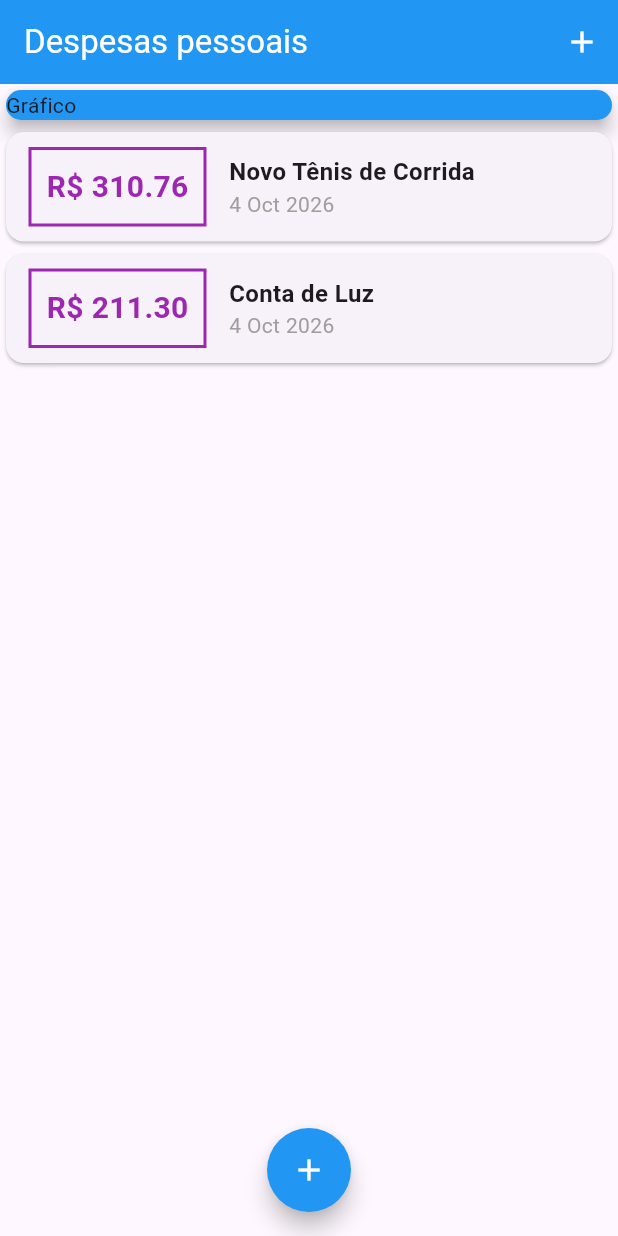
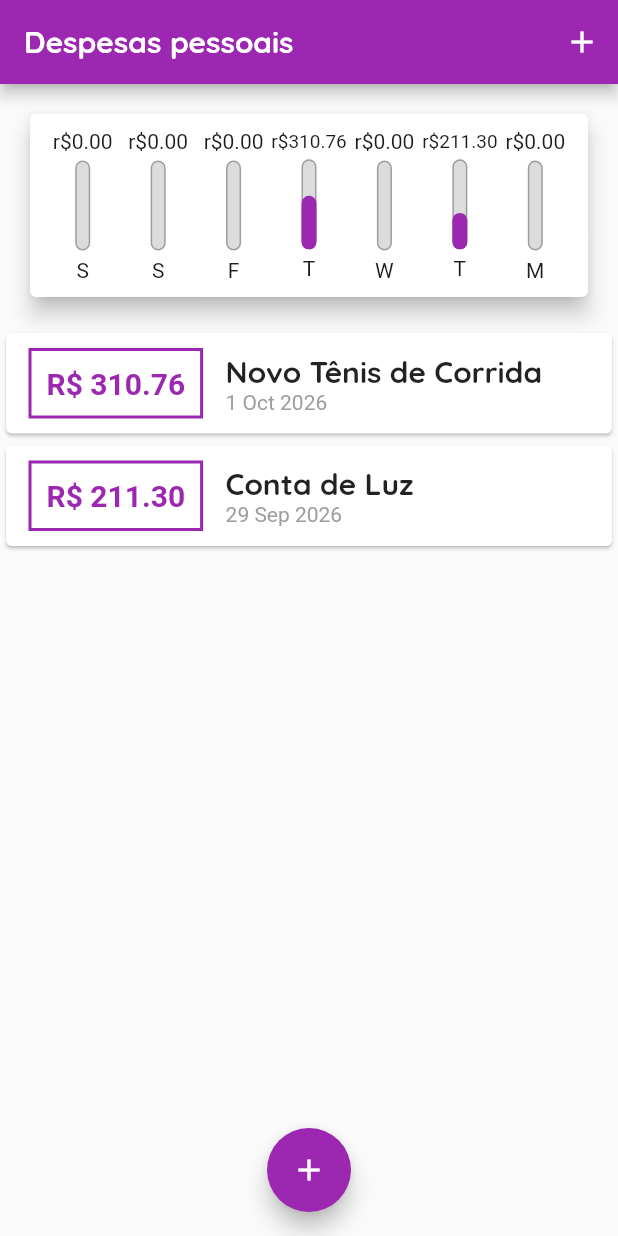
Before and after one commit to avrcoelho/flutter-learning, a Flutter app: the screen it shows after launch, on a phone screen of 412 x 824 dp. Run offline on Flutter 3.47's test engine with Material 3 defaults, Android fonts, the phone set to English and light mode, and no system bars.

Commit message:
feat: create chart component

```diff
--- /dev/null
+++ b/expenses/lib/components/chart.dart
@@ -0,0 +1,62 @@
+import 'package:flutter/material.dart';
+import 'package:intl/intl.dart';
+
+import '../models/transaction.dart';
+import 'chart_bar.dart';
+
+class Chart extends StatelessWidget {
+  const Chart(this.recentTransactions, {super.key});
+
+  final List<Transaction> recentTransactions;
+
+  List<Map<String, Object>> get groupedTransactions {
+    return List.generate(7, (index) {
+      final weekDay = DateTime.now().subtract(Duration(days: index));
+
+      double totalSum = 0.0;
+      for (var i = 0; i < recentTransactions.length; i++) {
+        bool sameDay = recentTransactions[i].date.day == weekDay.day;
+        bool sameMonth = recentTransactions[i].date.month == weekDay.month;
+        bool sameYear = recentTransactions[i].date.year == weekDay.year;
+        if (sameDay && sameMonth && sameYear) {
+          totalSum += recentTransactions[i].value;
+        }
+      }
+
+      return {'day': DateFormat.E().format(weekDay)[0], 'amount': totalSum};
+    });
+  }
+
+  double get weeklyTotal {
+    return groupedTransactions.fold(
+      0.0,
+      (sum, item) => sum + (item['amount'] as double),
+    );
+  }
+
+  @override
+  Widget build(BuildContext context) {
+    return Card(
+      elevation: 6,
+      margin: EdgeInsets.all(20),
+      child: Padding(
+        padding: const EdgeInsets.all(10),
+        child: Row(
+          mainAxisAlignment: MainAxisAlignment.spaceAround,
+          children: groupedTransactions.map((transaction) {
+            return Flexible(
+              fit: FlexFit.tight,
+              child: ChartBar(
+                label: transaction['day'] as String,
+                value: transaction['amount'] as double,
+                percentage: weeklyTotal == 0.0
+                    ? 0.0
+                    : (transaction['amount'] as double) / weeklyTotal,
+              ),
+            );
+          }).toList(),
+        ),
+      ),
+    );
+  }
+}
--- /dev/null
+++ b/expenses/lib/components/chart_bar.dart
@@ -0,0 +1,51 @@
+import 'package:flutter/material.dart';
+
+class ChartBar extends StatelessWidget {
+  final String label;
+  final double value;
+  final double percentage;
+
+  const ChartBar({
+    super.key,
+    required this.label,
+    required this.value,
+    required this.percentage,
+  });
+
+  @override
+  Widget build(BuildContext context) {
+    return Column(
+      children: [
+        FittedBox(child: Text('r\$${value.toStringAsFixed(2)}')),
+        SizedBox(height: 5),
+        SizedBox(
+          height: 60,
+          width: 10,
+          child: Stack(
+            alignment: Alignment.bottomCenter,
+            children: [
+              Container(
+                decoration: BoxDecoration(
+                  border: Border.all(color: Colors.grey, width: 1.0),
+                  color: Color.fromRGBO(220, 220, 220, 1),
+                  borderRadius: BorderRadius.circular(10),
+                ),
+              ),
+              FractionallySizedBox(
+                heightFactor: percentage,
+                child: Container(
+                  decoration: BoxDecoration(
+                    color: Theme.of(context).colorScheme.primary,
+                    borderRadius: BorderRadius.circular(10),
+                  ),
+                ),
+              ),
+            ],
+          ),
+        ),
+        SizedBox(height: 5),
+        Text(label),
+      ],
+    );
+  }
+}
--- a/expenses/lib/components/transaction_form.dart
+++ b/expenses/lib/components/transaction_form.dart
@@ -17,7 +17,6 @@ class _TransactionFormState extends State<TransactionForm> {
   void _onSubmitForm() {
     final title = titleController.text;
     final value = double.tryParse(valueController.text) ?? 0.0;
-    print('Title: $title, Value: $value');
     if (title.isEmpty || value <= 0) {
       return;
     }
@@ -47,7 +46,9 @@ class _TransactionFormState extends State<TransactionForm> {
               children: [
                 TextButton(
                   onPressed: _onSubmitForm,
-                  style: TextButton.styleFrom(foregroundColor: Colors.purple),
+                  style: TextButton.styleFrom(
+                    foregroundColor: Theme.of(context).colorScheme.primary,
+                  ),
                   child: Text('Nova transação'),
                 ),
               ],
--- a/expenses/lib/components/transaction_list.dart
+++ b/expenses/lib/components/transaction_list.dart
@@ -12,7 +12,28 @@ class TransactionList extends StatelessWidget {
   Widget build(BuildContext context) {
     return SizedBox(
       height: 300,
-      child: ListView.builder(
+      child: transactions.isEmpty
+          ? Center(
+              child: Column(
+                mainAxisAlignment: MainAxisAlignment.center,
+                crossAxisAlignment: CrossAxisAlignment.center,
+                children: [
+                  const Text(
+                    'Nenhuma transação cadastrada!',
+                    style: TextStyle(fontSize: 20),
+                  ),
+                  const SizedBox(height: 20),
+                  SizedBox(
+                    height: 200,
+                    child: Image.asset(
+                      'assets/images/waiting.png',
+                      fit: BoxFit.cover,
+                    ),
+                  ),
+                ],
+              ),
+            )
+          : ListView.builder(
               itemCount: transactions.length,
               itemBuilder: (ctx, index) {
                 final transaction = transactions[index];
@@ -25,7 +46,10 @@ class TransactionList extends StatelessWidget {
                           vertical: 10,
                         ),
                         decoration: BoxDecoration(
-                    border: Border.all(color: Colors.purple, width: 2),
+                          border: Border.all(
+                            color: Theme.of(context).colorScheme.primary,
+                            width: 2,
+                          ),
                         ),
                         padding: const EdgeInsets.all(10),
                         child: Text(
@@ -33,7 +57,7 @@ class TransactionList extends StatelessWidget {
                           style: TextStyle(
                             fontWeight: FontWeight.bold,
                             fontSize: 20,
-                      color: Colors.purple,
+                            color: Theme.of(context).colorScheme.primary,
                           ),
                         ),
                       ),
@@ -42,10 +66,7 @@ class TransactionList extends StatelessWidget {
                         children: [
                           Text(
                             transaction.title,
-                      style: TextStyle(
-                        fontWeight: FontWeight.bold,
-                        fontSize: 16,
-                      ),
+                            style: Theme.of(context).textTheme.titleLarge,
                           ),
                           Text(
                             DateFormat('d MMM y').format(transaction.date),
--- a/expenses/lib/main.dart
+++ b/expenses/lib/main.dart
@@ -4,6 +4,7 @@ import 'package:expenses/components/transaction_list.dart';
 import 'package:expenses/models/transaction.dart';
 import 'package:flutter/material.dart';
 
+import 'components/chart.dart';
 import 'components/transaction_form.dart';
 
 void main() {
@@ -15,7 +16,48 @@ class ExpensesApp extends StatelessWidget {
 
   @override
   Widget build(BuildContext context) {
-    return MaterialApp(home: MyHomePage());
+    return MaterialApp(
+      home: MyHomePage(),
+      theme: ThemeData(
+        useMaterial3: false,
+        fontFamily: 'Quicksand',
+        textTheme: ThemeData.light().textTheme.copyWith(
+          titleLarge: const TextStyle(
+            fontFamily: 'Quicksand',
+            fontSize: 20,
+            fontWeight: FontWeight.bold,
+          ),
+        ),
+        appBarTheme: AppBarTheme(
+          backgroundColor: Colors.purple,
+          foregroundColor: Colors.white,
+          toolbarTextStyle: ThemeData.light().textTheme
+              .copyWith(
+                titleLarge: const TextStyle(
+                  fontFamily: 'Quicksand',
+                  fontSize: 20,
+                  fontWeight: FontWeight.bold,
+                ),
+              )
+              .bodyMedium,
+
+          titleTextStyle: ThemeData.light().textTheme
+              .copyWith(
+                titleLarge: const TextStyle(
+                  fontFamily: 'Quicksand',
+                  fontSize: 20,
+                  fontWeight: FontWeight.bold,
+                ),
+              )
+              .titleLarge,
+        ),
+        colorScheme: ColorScheme.fromSeed(
+          seedColor: Colors.amber,
+          primary: Colors.purple,
+          secondary: Colors.amber,
+        ),
+      ),
+    );
   }
 }
 
@@ -32,15 +74,23 @@ class _MyHomePageState extends State<MyHomePage> {
       id: 't1',
       title: 'Novo Tênis de Corrida',
       value: 310.76,
-      date: DateTime.now(),
+      date: DateTime.now().subtract(Duration(days: 3)),
     ),
     Transaction(
       id: 't2',
       title: 'Conta de Luz',
       value: 211.30,
-      date: DateTime.now(),
+      date: DateTime.now().subtract(Duration(days: 5)),
     ),
   ];
+
+  List<Transaction> get _recentTransactions {
+    return _transactions.where((transaction) {
+      return transaction.date.isAfter(
+        DateTime.now().subtract(Duration(days: 7)),
+      );
+    }).toList();
+  }
 
   void _addTransaction({required String title, required double value}) {
     final newTransaction = Transaction(
@@ -52,6 +102,7 @@ class _MyHomePageState extends State<MyHomePage> {
     setState(() {
       _transactions.add(newTransaction);
     });
+    Navigator.of(context).pop();
   }
 
   void _openTransactionFormModal(BuildContext context) {
@@ -67,11 +118,12 @@ class _MyHomePageState extends State<MyHomePage> {
   Widget build(BuildContext context) {
     return Scaffold(
       appBar: AppBar(
+        centerTitle: false,
         title: const Text(
           'Despesas pessoais',
           style: TextStyle(color: Colors.white),
         ),
-        backgroundColor: Colors.blue,
+        backgroundColor: Theme.of(context).appBarTheme.backgroundColor,
 
         actions: [
           IconButton(
@@ -86,19 +138,13 @@ class _MyHomePageState extends State<MyHomePage> {
         child: Column(
           crossAxisAlignment: CrossAxisAlignment.stretch,
           children: [
-            SizedBox(
-              child: Card(
-                color: Colors.blue,
-                elevation: 5,
-                child: Text('Gráfico'),
-              ),
-            ),
-            TransactionList(transactions: _transactions),
+            Chart(_recentTransactions),
+            TransactionList(transactions: _recentTransactions),
           ],
         ),
       ),
       floatingActionButton: FloatingActionButton(
-        backgroundColor: Colors.blue,
+        backgroundColor: Theme.of(context).colorScheme.primary,
         shape: RoundedRectangleBorder(borderRadius: BorderRadius.circular(100)),
         onPressed: () {
           _openTransactionFormModal(context);
```
Also changed, not shown: expenses/pubspec.yaml (+13 -9 lines), expenses/assets/fonts/OpenSans-Bold.ttf (added), expenses/assets/fonts/OpenSans-Regular.ttf (added), expenses/assets/fonts/Quicksand-Bold.ttf (added), expenses/assets/fonts/Quicksand-Light.ttf (added), expenses/assets/fonts/Quicksand-Medium.ttf (added), expenses/assets/fonts/Quicksand-Regular.ttf (added), expenses/assets/images/waiting.png (added), 1 other file. Lines whose indentation alone changed are shown as unchanged.
